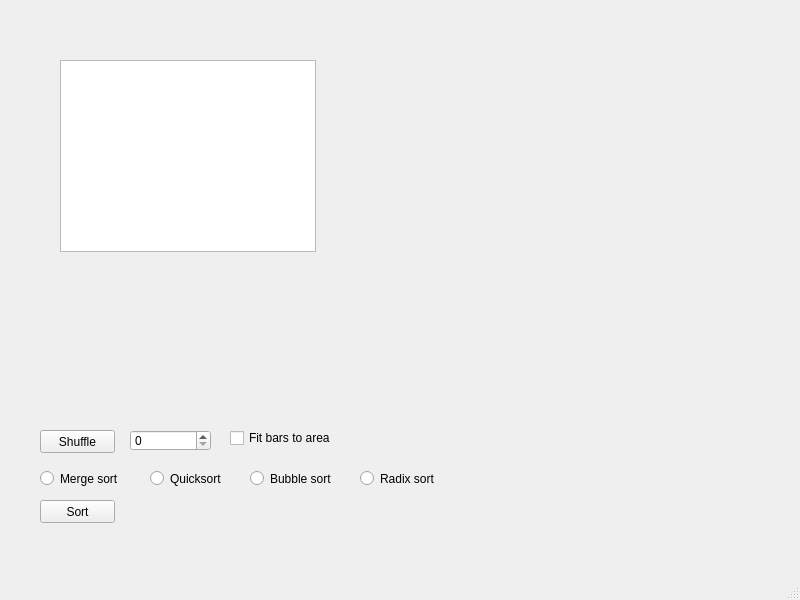
First picture: the form in Sorting Algorithms Visualised/gui.ui, repository EmilJohannesElonen/Portfolio, before the edit.
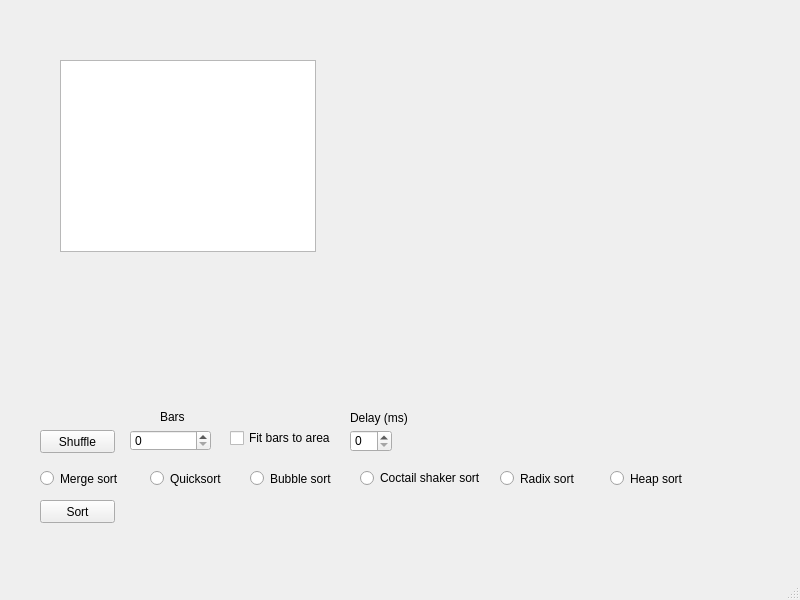
Second picture: the form after the edit.

Commit message: Added heap sort

Diff of the .ui file:
```diff
--- a/Sorting Algorithms Visualised/gui.ui
+++ b/Sorting Algorithms Visualised/gui.ui
@@ -92,7 +92,7 @@
    <widget class="QRadioButton" name="radixSort">
     <property name="geometry">
      <rect>
-      <x>360</x>
+      <x>500</x>
       <y>470</y>
       <width>82</width>
       <height>17</height>
@@ -125,6 +125,68 @@
      <string>Fit bars to area</string>
     </property>
    </widget>
+   <widget class="QSpinBox" name="delayBox">
+    <property name="geometry">
+     <rect>
+      <x>350</x>
+      <y>430</y>
+      <width>42</width>
+      <height>22</height>
+     </rect>
+    </property>
+   </widget>
+   <widget class="QLabel" name="label">
+    <property name="geometry">
+     <rect>
+      <x>160</x>
+      <y>410</y>
+      <width>47</width>
+      <height>13</height>
+     </rect>
+    </property>
+    <property name="text">
+     <string>Bars</string>
+    </property>
+   </widget>
+   <widget class="QLabel" name="label_2">
+    <property name="geometry">
+     <rect>
+      <x>350</x>
+      <y>410</y>
+      <width>61</width>
+      <height>16</height>
+     </rect>
+    </property>
+    <property name="text">
+     <string>Delay (ms)</string>
+    </property>
+   </widget>
+   <widget class="QRadioButton" name="coctailShakerSort">
+    <property name="geometry">
+     <rect>
+      <x>360</x>
+      <y>470</y>
+      <width>121</width>
+      <height>16</height>
+     </rect>
+    </property>
+    <property name="text">
+     <string>Coctail shaker sort</string>
+    </property>
+   </widget>
+   <widget class="QRadioButton" name="heapSort">
+    <property name="geometry">
+     <rect>
+      <x>610</x>
+      <y>470</y>
+      <width>82</width>
+      <height>17</height>
+     </rect>
+    </property>
+    <property name="text">
+     <string>Heap sort</string>
+    </property>
+   </widget>
   </widget>
   <widget class="QMenuBar" name="menubar">
    <property name="geometry">
```
The commit also changes 4 other files.
